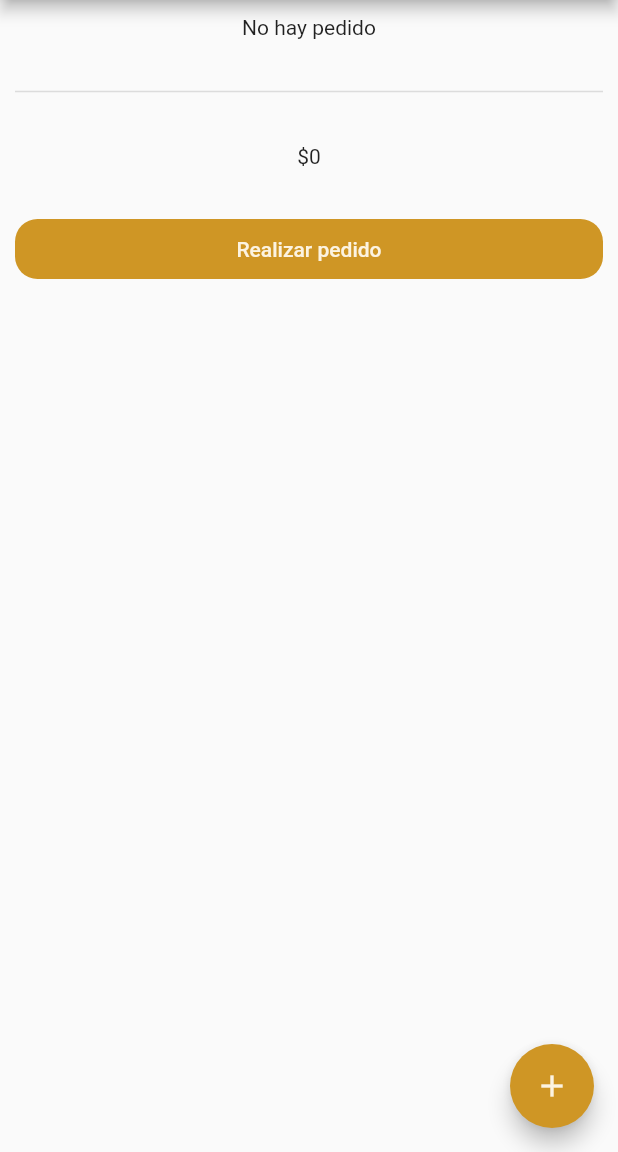
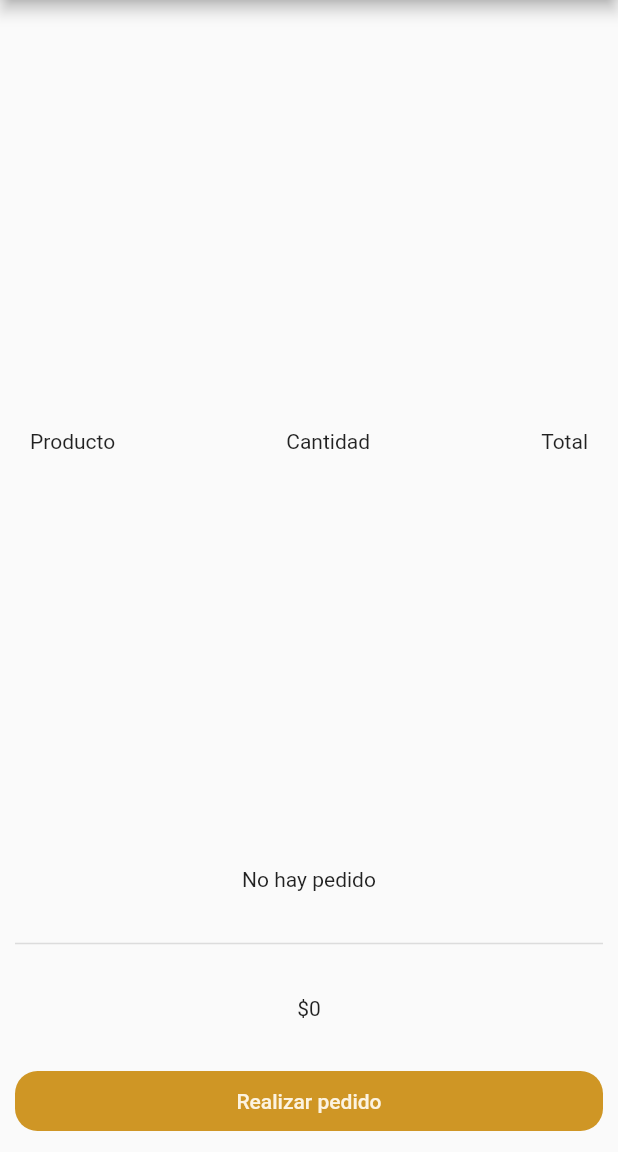
Before and after one commit to krupikivan/kosherparatodos, a Flutter app: the PedidoCart screen opened directly, on a phone screen of 412 x 824 dp, the part 84-1236 px from its top. Run offline on Flutter 3.47's test engine with Material 2 defaults, Android fonts, the phone set to English and light mode, and no system bars; our stand-ins replace cloud_firestore, cloud_functions, firebase_auth, google_fonts, rxdart; accounts and stored records are empty.

Commit message:
Pedido cart working

```diff
--- a/lib/src/Widget/popup_menu.dart
+++ b/lib/src/Widget/popup_menu.dart
@@ -1,6 +1,6 @@
 import 'package:flutter/material.dart';
 import 'package:kosherparatodos/src/pages/home_pages/bloc/product_data_bloc.dart';
-import 'package:kosherparatodos/src/pages/home_pages/new_pedido_page.dart';
+import 'package:kosherparatodos/src/pages/pedido_pages/new_pedido_page.dart';
 import 'package:kosherparatodos/src/utils/item.dart';
 import 'package:kosherparatodos/user_repository.dart';
 import 'package:provider/provider.dart';
--- a/lib/src/models/detalle_pedido.dart
+++ b/lib/src/models/detalle_pedido.dart
@@ -3,11 +3,13 @@ class DetallePedido{
   String name;
   String unidad;
   int cantidad;
+  double total;
 
   DetallePedido({
     this.name,
     this.unidad,
     this.cantidad,
+    this.total,
   });
 
 
--- a/lib/src/models/pedido.dart
+++ b/lib/src/models/pedido.dart
@@ -10,7 +10,7 @@ class Pedido{
   String idPedido;
   String cliente;
   Timestamp fecha;
-  int total;
+  double total;
   Estado estado;
   List detallePedido;
 
--- a/lib/src/pages/home_pages/bloc/new_pedido_bloc.dart
+++ b/lib/src/pages/home_pages/bloc/new_pedido_bloc.dart
@@ -6,47 +6,43 @@ import 'package:rxdart/rxdart.dart';
 
 class NewPedidoBloc {
 
+List<DetallePedido> _detalleList = [];
+
 //Este es el stream que va manejando todos los detalles
   final _docPedidoCart = BehaviorSubject<List<DetallePedido>>();
-  Observable<List<DetallePedido>> get getFromPedido => _docPedidoCart.stream;
-  Function(List<DetallePedido>) get addToPedido => _docPedidoCart.sink.add;
+  Observable<List<DetallePedido>> get getDetalleList => _docPedidoCart.stream;
+  Function(List<DetallePedido>) get addDetalleList => _docPedidoCart.sink.add;
 
 //Este es el stream que va esuchando el numero del dropdown para luego agregarlo al detalle
   final _cantidad = BehaviorSubject<int>();
   Observable<int> get getCantidad => _cantidad.stream;
   Function(int) get addCantidad => _cantidad.sink.add;
 
-//Este es el stream que va guardando el detalles del pedido vigente
-  // final _docNewDetallePedido = BehaviorSubject<DetallePedido>();
-  // Observable<DetallePedido> get getDetallePedido => _docNewDetallePedido.stream;
-  // Function(DetallePedido) get addDetallePedido => _docNewDetallePedido.sink.add;
-
-
 //Este es el stream que va a guardar en el historial de pedidos una vez finalizado
   final _docNewPedido = BehaviorSubject<Pedido>();
   Observable<Pedido> get getPedido => _docNewPedido.stream;
   Function(Pedido) get addPedido => _docNewPedido.sink.add;
 
-  // addCantidadSeleccionada(int value){
-  //   getDetallePedido.listen((detalle) {
-  //     DetallePedido det = detalle;
-  //     detalle.cantidad = value;
-  //     addDetallePedido(det);
-  //   });
-  // }
-
-  onNewDetalle(Producto producto) async{
-    var cant = await getCantidad.last;
-    // getCantidad.listen((cant) {
-      getFromPedido.listen((detalle){
+  onNewDetalle(Producto producto, int cantidad) async{
+        Pedido pedido = Pedido();
         DetallePedido det = DetallePedido();
-        det.cantidad = cant;
+        det.cantidad = cantidad;
         det.name = producto.name;
         det.unidad = producto.unidadMedida;
-        detalle.add(det);
-        addToPedido(detalle);
-      });
-    // });
+        det.total = producto.costo.toDouble() * cantidad;
+        _detalleList.add(det);
+        addDetalleList(_detalleList);
+        pedido.detallePedido = _detalleList;
+        pedido.total = _getPedidoTotal(_detalleList);
+        addPedido(pedido);
+  }
+
+  _getPedidoTotal(List<DetallePedido> _list){
+    double _total = 0;
+    for(int i=0; i<_list.length; i++){
+      _total += _list[i].total;
+    }
+    return _total;
   }
 
   void dispose() async {
--- a/lib/src/pages/home_pages/bloc/user_data_bloc.dart
+++ b/lib/src/pages/home_pages/bloc/user_data_bloc.dart
@@ -40,7 +40,7 @@ class UserDataBloc {
         pedido.idPedido = value.documents[i].documentID;
         pedido.cliente = value.documents[i].data['cliente'];
         pedido.fecha = value.documents[i].data['fecha'];
-        pedido.total = value.documents[i].data['total'];
+        pedido.total = value.documents[i].data['total'].toDouble();
         pedido.estado = value.documents[i].data['estado'] == 'pagado'
             ? Estado.PAGADO
             : Estado.NOPAGADO;
--- a/lib/src/pages/home_pages/history_page.dart
+++ b/lib/src/pages/home_pages/history_page.dart
@@ -2,7 +2,7 @@ import 'package:cloud_firestore/cloud_firestore.dart';
 import 'package:flutter/material.dart';
 import 'package:kosherparatodos/src/models/pedido.dart';
 import 'package:kosherparatodos/src/pages/home_pages/bloc/user_data_bloc.dart';
-import 'package:kosherparatodos/src/pages/home_pages/order_details_page.dart';
+import 'package:kosherparatodos/src/pages/pedido_pages/order_details_page.dart';
 import 'package:kosherparatodos/style/theme.dart' as MyTheme;
 
 class HistoryPage extends StatelessWidget {
--- a/lib/src/pages/home_pages/pedido_cart.dart
+++ b/lib/src/pages/pedido_pages/pedido_cart.dart
@@ -4,25 +4,27 @@ import 'package:kosherparatodos/src/models/detalle_pedido.dart';
 import 'package:kosherparatodos/src/models/pedido.dart';
 import 'package:kosherparatodos/src/pages/home_pages/bloc/new_pedido_bloc.dart';
 import 'package:kosherparatodos/style/theme.dart' as MyTheme;
-class PedidoCart extends StatefulWidget {
-  const PedidoCart({Key key}) : super(key: key);
 
-  @override
-  _PedidoCartState createState() => _PedidoCartState();
-}
-
-class _PedidoCartState extends State<PedidoCart> {
-
-  // TextEditingController _textFieldController = TextEditingController();
-
-  @override
-  void initState() {
-    super.initState();
+class PedidoCart extends StatelessWidget {
+  Widget _addHeader() {
+    return Expanded(
+      child: Padding(
+        padding: const EdgeInsets.symmetric(horizontal: 10),
+        child: Row(
+          mainAxisAlignment: MainAxisAlignment.spaceBetween,
+          children: <Widget>[
+            Text('Producto'),
+            Text('Cantidad'),
+            Text('Total')
+          ],
+        ),
+      ),
+    );
   }
 
   Widget _productItems() {
     return StreamBuilder<List<DetallePedido>>(
-        stream: blocNewPedido.getFromPedido,
+        stream: blocNewPedido.getDetalleList,
         builder: (context, snapshot) {
           if (!snapshot.hasData)
             return Center(
@@ -77,14 +79,6 @@ class _PedidoCartState extends State<PedidoCart> {
         ));
   }
 
-  double getPrice() {
-    double price = 0;
-    // AppData.cartList.forEach((x) {
-    //   price += x.price * x.id;
-    // });
-    return price;
-  }
-
   @override
   Widget build(BuildContext context) {
     return Scaffold(
@@ -96,6 +90,7 @@ class _PedidoCartState extends State<PedidoCart> {
         padding: EdgeInsets.all(10),
         child: Column(
           children: <Widget>[
+            _addHeader(),
             _productItems(),
             Divider(
               thickness: 1,
@@ -107,16 +102,6 @@ class _PedidoCartState extends State<PedidoCart> {
           ],
         ),
       ),
-      floatingActionButton: FloatingActionButton(
-        child: Icon(
-          Icons.add,
-          color: MyTheme.Colors.light,
-        ),
-        backgroundColor: MyTheme.Colors.dark,
-        onPressed: () => null,
-      ),
     );
   }
-
-
 }
```
Also changed, not shown: lib/src/Widget/new_item_widget.dart (+24 -16 lines), lib/src/Widget/product_card_widget.dart (+14 -16 lines), lib/src/pages/pedido_pages/new_pedido_page.dart (renamed from lib/src/pages/home_pages/new_pedido_page.dart, +9 -19 lines), lib/src/pages/pedido_pages/order_details_page.dart (renamed from lib/src/pages/home_pages/order_details_page.dart).
